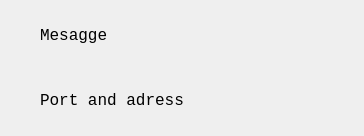
Above: Server/mainwindow.ui from Thandorcat/SharePaste before the change. Below: the same form after it.
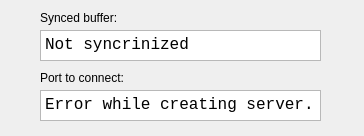
That is the form after the change.

Commit message: Alpha. Small interface improvements

Patch:
```diff
--- a/Server/mainwindow.ui
+++ b/Server/mainwindow.ui
@@ -14,12 +14,38 @@
    <string>MainWindow</string>
   </property>
   <widget class="QWidget" name="centralWidget">
-   <widget class="QLabel" name="recieve">
+   <widget class="QLabel" name="label">
     <property name="geometry">
      <rect>
       <x>40</x>
-      <y>20</y>
-      <width>181</width>
+      <y>70</y>
+      <width>111</width>
+      <height>16</height>
+     </rect>
+    </property>
+    <property name="text">
+     <string>Port to connect:</string>
+    </property>
+   </widget>
+   <widget class="QLabel" name="label_2">
+    <property name="geometry">
+     <rect>
+      <x>40</x>
+      <y>10</y>
+      <width>111</width>
+      <height>16</height>
+     </rect>
+    </property>
+    <property name="text">
+     <string>Synced buffer:</string>
+    </property>
+   </widget>
+   <widget class="QTextBrowser" name="recieve">
+    <property name="geometry">
+     <rect>
+      <x>40</x>
+      <y>30</y>
+      <width>281</width>
       <height>31</height>
      </rect>
     </property>
@@ -27,31 +53,37 @@
      <font>
       <family>Consolas</family>
       <pointsize>12</pointsize>
-      <stylestrategy>PreferAntialias</stylestrategy>
      </font>
     </property>
-    <property name="text">
-     <string>Mesagge</string>
+    <property name="html">
+     <string>&lt;!DOCTYPE HTML PUBLIC &quot;-//W3C//DTD HTML 4.0//EN&quot; &quot;http://www.w3.org/TR/REC-html40/strict.dtd&quot;&gt;
+&lt;html&gt;&lt;head&gt;&lt;meta name=&quot;qrichtext&quot; content=&quot;1&quot; /&gt;&lt;style type=&quot;text/css&quot;&gt;
+p, li { white-space: pre-wrap; }
+&lt;/style&gt;&lt;/head&gt;&lt;body style=&quot; font-family:'Consolas'; font-size:12pt; font-weight:400; font-style:normal;&quot;&gt;
+&lt;p style=&quot; margin-top:0px; margin-bottom:0px; margin-left:0px; margin-right:0px; -qt-block-indent:0; text-indent:0px;&quot;&gt;Not syncrinized&lt;/p&gt;&lt;/body&gt;&lt;/html&gt;</string>
     </property>
    </widget>
-   <widget class="QLabel" name="adress">
+   <widget class="QTextBrowser" name="address">
     <property name="geometry">
      <rect>
       <x>40</x>
       <y>90</y>
-      <width>201</width>
-      <height>21</height>
+      <width>281</width>
+      <height>31</height>
      </rect>
     </property>
     <property name="font">
      <font>
       <family>Consolas</family>
       <pointsize>12</pointsize>
-      <stylestrategy>PreferAntialias</stylestrategy>
      </font>
     </property>
-    <property name="text">
-     <string>Port and adress</string>
+    <property name="html">
+     <string>&lt;!DOCTYPE HTML PUBLIC &quot;-//W3C//DTD HTML 4.0//EN&quot; &quot;http://www.w3.org/TR/REC-html40/strict.dtd&quot;&gt;
+&lt;html&gt;&lt;head&gt;&lt;meta name=&quot;qrichtext&quot; content=&quot;1&quot; /&gt;&lt;style type=&quot;text/css&quot;&gt;
+p, li { white-space: pre-wrap; }
+&lt;/style&gt;&lt;/head&gt;&lt;body style=&quot; font-family:'Consolas'; font-size:12pt; font-weight:400; font-style:normal;&quot;&gt;
+&lt;p style=&quot; margin-top:0px; margin-bottom:0px; margin-left:0px; margin-right:0px; -qt-block-indent:0; text-indent:0px;&quot;&gt;Error while creating server.&lt;/p&gt;&lt;/body&gt;&lt;/html&gt;</string>
     </property>
    </widget>
   </widget>
```
Left out of the diff: 2 changed lines with no effect on the pictures. The commit also changes 7 other files.
